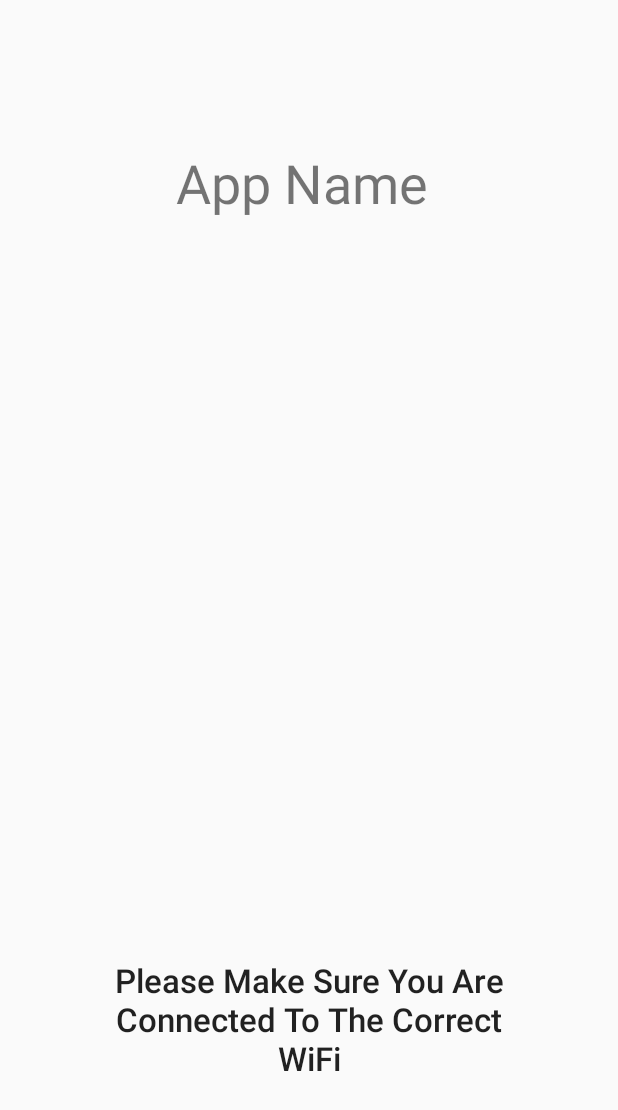
After one commit to ericjunkins/3308Project, an Android app: the layout activity_splash_screen.xml on its own in the app's theme, with its tools: preview values and no code run, on a phone screen of 412 x 824 dp. The commit adds this screen. Shown: the top 1110 px of the screen. Run offline under Robolectric (Android 15) with nearby library versions, the phone set to English and light mode, and no system bars.

Commit message:
Added a welcome screen to display for 5 seconds

```diff
--- a/MyFirstApp/app/src/main/java/com/example/lerrrrmps/myfirstapp/MainActivity.java
+++ b/MyFirstApp/app/src/main/java/com/example/lerrrrmps/myfirstapp/MainActivity.java
@@ -56,6 +56,8 @@ public class MainActivity extends AppCompatActivity implements ControlStickView.
         steering.append(0);
         handler = new Handler();
 
+        overridePendingTransition(R.anim.fade_in,R.anim.fade_out);
+
         SocketRunnable socketrunnable = new SocketRunnable(throttle, steering);
         new Thread(socketrunnable).start();
     }
--- /dev/null
+++ b/MyFirstApp/app/src/main/res/anim/fade_in.xml
@@ -0,0 +1,5 @@
+<?xml version="1.0" encoding="utf-8"?>
+<alpha xmlns:android="http://schemas.android.com/apk/res/android"
+    android:duration="500"
+    android:interpolator="@android:anim/accelerate_interpolator"
+    android:fromAlpha="0.0" android:toAlpha="1.0"/>
--- /dev/null
+++ b/MyFirstApp/app/src/main/res/anim/fade_out.xml
@@ -0,0 +1,6 @@
+<?xml version="1.0" encoding="utf-8"?>
+<alpha xmlns:android="http://schemas.android.com/apk/res/android"
+    android:interpolator="@android:anim/accelerate_interpolator"
+    android:fromAlpha="1.0" android:toAlpha="0.0"
+    android:fillAfter="true"
+    android:duration="500"/>
--- /dev/null
+++ b/MyFirstApp/app/src/main/res/layout/activity_splash_screen.xml
@@ -0,0 +1,35 @@
+<?xml version="1.0" encoding="utf-8"?>
+<RelativeLayout xmlns:android="http://schemas.android.com/apk/res/android"
+    xmlns:tools="http://schemas.android.com/tools"
+    android:id="@+id/activity_splash_screen"
+    android:layout_width="match_parent"
+    android:layout_height="match_parent"
+    android:paddingBottom="@dimen/activity_vertical_margin"
+    android:paddingLeft="@dimen/activity_horizontal_margin"
+    android:paddingRight="@dimen/activity_horizontal_margin"
+    android:paddingTop="@dimen/activity_vertical_margin"
+    tools:context="com.example.lerrrrmps.myfirstapp.SplashScreen">
+
+    <TextView
+        android:text="App Name "
+        android:layout_width="wrap_content"
+        android:layout_height="wrap_content"
+        android:id="@+id/textView"
+        android:textSize="36sp"
+        android:layout_marginTop="81dp"
+        android:layout_alignParentTop="true"
+        android:layout_centerHorizontal="true" />
+
+    <TextView
+        android:text="Please Make Sure You Are Connected To The Correct WiFi"
+        android:layout_height="wrap_content"
+        android:layout_alignParentBottom="true"
+        android:layout_centerHorizontal="true"
+        android:layout_marginBottom="88dp"
+        android:id="@+id/textView2"
+        android:textAppearance="@style/TextAppearance.AppCompat.Body2"
+        android:textSize="22sp"
+        android:textAlignment="center"
+        android:typeface="normal"
+        android:layout_width="300dp" />
+</RelativeLayout>
```
Also changed, not shown: MyFirstApp/app/src/main/AndroidManifest.xml (+9 -3 lines), MyFirstApp/app/src/main/java/com/example/lerrrrmps/myfirstapp/SplashScreen.java (added, +32 -0 lines).
